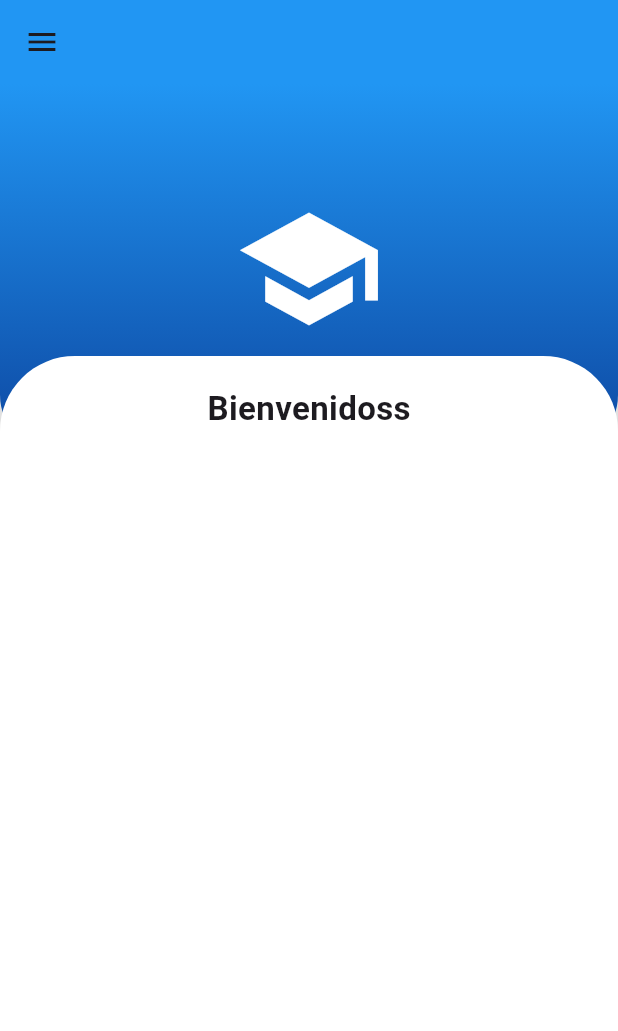
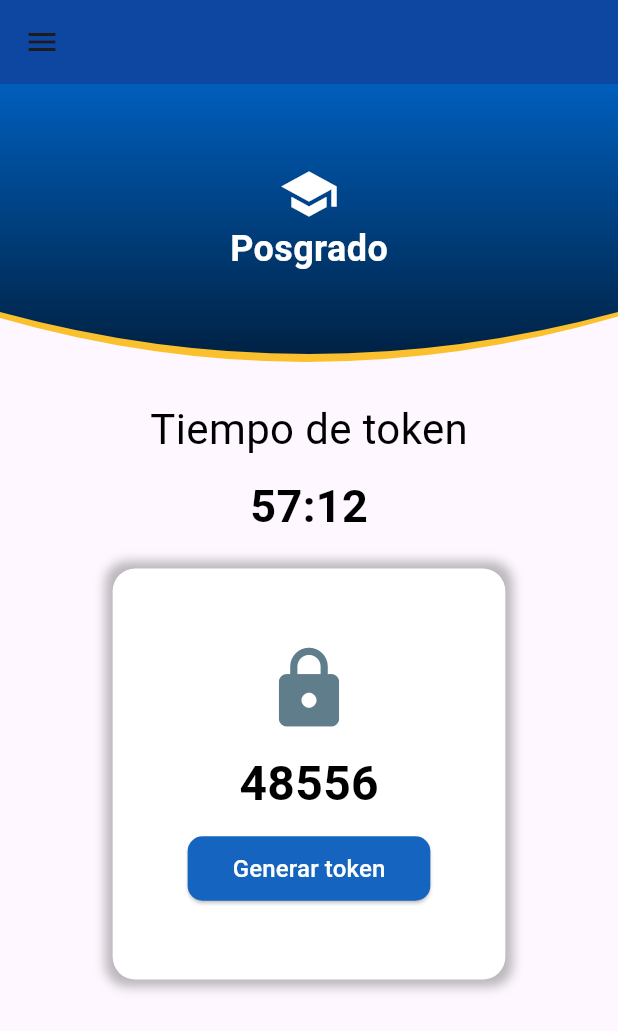
Before and after one commit to UnstopLim/postgradoN, a Flutter app: the Home screen opened directly, on a phone screen of 412 x 824 dp. Shown: the top 1031 px of the screen. Run offline on Flutter 3.47's test engine with Material 3 defaults, Android fonts, the phone set to English and light mode, and no system bars; our stand-ins replace animate_do, auto_route, google_fonts.

Commit message:
limber commit post

```diff
--- a/lib/Feacture/Home/Presentacion/Page/Home.dart
+++ b/lib/Feacture/Home/Presentacion/Page/Home.dart
@@ -1,129 +1,126 @@
+import 'dart:async';
+
 import 'package:auto_route/auto_route.dart';
 import 'package:flutter/material.dart';
-import 'package:postgrado/Core/Navigator/AppRouter.gr.dart';
+import 'package:postgrado/Feacture/Home/Presentacion/Page/drawer.dart';
 
-@RoutePage()
-class Home extends StatelessWidget {
+class Home extends StatefulWidget {
+  const Home({super.key});
+
+  @override
+  State<Home> createState() => _ViewState();
+}
+
+class _ViewState extends State<Home> {
+  int token = 48556;
+  Duration duration = const Duration(minutes: 57, seconds: 13);
+  Timer? timer;
+
+  @override
+  void initState() {
+    super.initState();
+    startTimer();
+  }
+
+  void startTimer() {
+    timer = Timer.periodic(const Duration(seconds: 1), (_) {
+      if (duration.inSeconds > 0) {
+        setState(() {
+          duration -= const Duration(seconds: 1);
+        });
+      }
+    });
+  }
+
+  @override
+  void dispose() {
+    timer?.cancel();
+    super.dispose();
+  }
+
   @override
   Widget build(BuildContext context) {
-    double screenHeight = MediaQuery.of(context).size.height;
+    String twoDigits(int n) => n.toString().padLeft(2, '0');
+    String timeString = "${twoDigits(duration.inMinutes)}:${twoDigits(duration.inSeconds.remainder(60))}";
 
     return Scaffold(
       appBar: AppBar(
-        backgroundColor: Colors.blue,
+        backgroundColor: Colors.blue.shade900,
       ),
-      backgroundColor: Colors.grey[300],
-      body: SingleChildScrollView(
-        child: SizedBox(
-          height: screenHeight,
-          child: Stack(
+      body: Stack(
         children: [
-              // Fondo azul con el logo
-              Container(
-                height: screenHeight * 0.3,
-                decoration: BoxDecoration(
+          Column(
+            children: [
+              Stack(
+                children: [
+                  ClipPath(
+                    clipper: YellowHeaderClipper(),
+                    child: Container(
+                      height: 190,
+                      width: double.infinity,
+                      color: Colors.yellow.shade700,
+                    ),
+                  ),
+                  ClipPath(
+                    clipper: HeaderClipper(),
+                    child: Container(
+                      height: 180,
+                      width: double.infinity,
+                      decoration: const BoxDecoration(
                         gradient: LinearGradient(
-                    colors: [Colors.blue, Colors.blue.shade900],
                           begin: Alignment.topCenter,
                           end: Alignment.bottomCenter,
-                  ),
-                  borderRadius: BorderRadius.only(
-                    bottomLeft: Radius.circular(40),
-                    bottomRight: Radius.circular(40),
+                          colors: [Color(0xFF005EBC), Color(0xFF002244)],
                         ),
                       ),
-                child: Center(
-                  child: Icon(
-                    Icons.school, // Aquí puedes poner tu logo
-                    size: 100,
-                    color: Colors.white,
-                  ),
-                ),
-              ),
-              // Formulario flotante
-              Positioned(
-                top: screenHeight * 0.22, // Ajuste para que sobresalga
-                left: 0,
-                right: 0,
-                bottom: 0,
-                child: Container(
-                  padding: EdgeInsets.all(20),
-                  decoration: BoxDecoration(
-                    color: Colors.white,
-                    borderRadius: BorderRadius.circular(50),
-                  ),
-                  child: Column(
-                    mainAxisSize: MainAxisSize.min, // Evita que se expanda innecesariamente
+                      child: const Column(
+                        mainAxisAlignment: MainAxisAlignment.center,
                         children: [
-                      Text(
-                        'Bienvenidoss',
-                        style: TextStyle(
-                          fontSize: 22,
-                          fontWeight: FontWeight.bold,
-                        ),
-                      ),
-                      SizedBox(height: 20),
-
+                          Icon(Icons.school, color: Colors.white, size: 40),
+                          Text("Posgrado", style: TextStyle(color: Colors.white, fontSize: 24, fontWeight: FontWeight.bold)),
                         ],
                       ),
                     ),
                   ),
                 ],
               ),
+              const SizedBox(height: 20),
+              Text("Tiempo de token", style: TextStyle(fontSize: 28, color: Colors.black )),
+              const SizedBox(height: 10),
+              Text(timeString, style: const TextStyle(fontSize: 30, fontWeight: FontWeight.bold, color: Colors.black)),
+              const SizedBox(height: 20),
+              Container(
+                padding: const EdgeInsets.all(50),
+                decoration: BoxDecoration(
+                  color: Colors.white,
+                  borderRadius: BorderRadius.circular(15),
+                  boxShadow: [
+                    BoxShadow(color: Colors.black26, blurRadius: 5, spreadRadius: 5),
+                  ],
+                ),
+                child: Column(
+                  children: [
+                    const Icon(Icons.lock, size: 60, color: Colors.blueGrey),
+                    const SizedBox(height: 10),
+                    Text("$token", style: const TextStyle(fontSize: 32, fontWeight: FontWeight.bold, color: Colors.black)),
+                    const SizedBox(height: 10),
+                    ElevatedButton(
+                      style: ElevatedButton.styleFrom(
+                        backgroundColor: Colors.blue.shade800,
+                        shape: RoundedRectangleBorder(borderRadius: BorderRadius.circular(10)),
+                        padding: const EdgeInsets.symmetric(horizontal: 30, vertical: 10),
+                      ),
+                      onPressed: () {},
+                      child: const Text("Generar token", style: TextStyle(color: Colors.white, fontSize: 16)),
+                    ),
+                  ],
                 ),
               ),
-
-      drawer: Drawer(
-        child: ListView(
-          children: [
-            const DrawerHeader(
-              decoration: BoxDecoration(color: Colors.blue),
-              child: Text(
-                "Usuario",
-                style: TextStyle(color: Colors.white, fontSize: 24),
-              ),
-            ),
-            ListTile(
-              leading: const Icon(Icons.android),
-              title: const Text("Perfil"),
-              onTap: () {
-                context.router.push(Login());
-                Navigator.pop(context);
-
-              },
-            ),
-            ListTile(
-              leading: const Icon(Icons.password),
-              title: const Text("Token"),
-              onTap: () {
-                context.router.push(Curs());
-                Navigator.pop(context);
-              },
-            ),
-            ListTile(
-              leading: const Icon(Icons.account_tree_rounded),
-              title: Text("Cursos"),
-              onTap: () {
-                context.router.push(Curs());
-                Navigator.pop(context);
-              },
-            ),
-            ListTile(
-              leading: const Icon(Icons.notifications_active),
-              title: Text("Notifications"),
-              onTap: () {
-                context.router.push(ForgotyouPass());
-                Navigator.pop(context);
-              },
-            )
             ],
           ),
-
+        ],
       ),
-
-
+      drawer: CustomDrawer(),
     );
-
   }
-
 }
--- /dev/null
+++ b/lib/Feacture/Home/Presentacion/Page/drawer.dart
@@ -0,0 +1,110 @@
+import 'package:flutter/material.dart';
+import 'package:google_fonts/google_fonts.dart';
+import 'package:animate_do/animate_do.dart';
+
+
+class CustomDrawer extends StatelessWidget {
+  @override
+  Widget build(BuildContext context) {
+    return Drawer(
+      child: Column(
+        children: [
+          Container(
+            padding: EdgeInsets.symmetric(vertical: 40, horizontal: 20),
+            decoration: BoxDecoration(
+              gradient: LinearGradient(
+                colors: [Color(0xFF005EBC), Color(0xFF002244)],
+                begin: Alignment.topLeft,
+                end: Alignment.bottomRight,
+              ),
+            ),
+            child: Row(
+              children: [
+                BounceInLeft(
+                  child: CircleAvatar(
+                    radius: 30,
+                    backgroundImage: NetworkImage('https://upload.wikimedia.org/wikipedia/commons/a/ac/Default_pfp.jpg'),
+                  ),
+                ),
+                SizedBox(width: 15),
+                FadeIn(
+                  child: Column(
+                    crossAxisAlignment: CrossAxisAlignment.start,
+                    children: [
+                      Text("Estudiante",
+                          style: GoogleFonts.poppins(color: Colors.white, fontSize: 18, fontWeight: FontWeight.bold)),
+                      SizedBox(height: 5),
+                      Text("Limber mamani",
+                          style: GoogleFonts.poppins(color: Colors.white70, fontSize: 14)),
+                    ],
+                  ),
+                ),
+              ],
+            ),
+          ),
+          Expanded(
+            child: ListView(
+              padding: EdgeInsets.zero,
+              children: [
+                SlideInLeft(child: DrawerItem(icon: Icons.dashboard, text: "Dashboard")),
+                SlideInLeft(child: DrawerItem(icon: Icons.person, text: "Perfil")),
+                SlideInLeft(child: DrawerItem(icon: Icons.settings, text: "Configuración")),
+                SlideInLeft(child: DrawerItem(icon: Icons.help_outline, text: "Ayuda")),
+                Divider(),
+                SlideInLeft(child: DrawerItem(icon: Icons.logout, text: "Cerrar sesión")),
+              ],
+            ),
+          ),
+        ],
+      ),
+    );
+  }
+}
+
+class DrawerItem extends StatelessWidget {
+  final IconData icon;
+  final String text;
+
+  DrawerItem({required this.icon, required this.text});
+
+  @override
+  Widget build(BuildContext context) {
+    return ListTile(
+      leading: ZoomIn(child: Icon(icon, color: Colors.blue.shade900, size: 28)),
+      title: Text(text,
+          style: GoogleFonts.poppins(fontSize: 16, fontWeight: FontWeight.w500)),
+      onTap: () {},
+    );
+  }
+}
+
+class HeaderClipper extends CustomClipper<Path> {
+  @override
+  Path getClip(Size size) {
+    Path path = Path();
+    path.lineTo(0, size.height - 28);
+    path.quadraticBezierTo(size.width / 2, size.height + 28, size.width, size.height - 28);
+    path.lineTo(size.width, 0);
+    path.close();
+    return path;
+  }
+
+  @override
+  bool shouldReclip(covariant CustomClipper<Path> oldClipper) => false;
+}
+
+
+class YellowHeaderClipper extends CustomClipper<Path> {
+  @override
+  Path getClip(Size size) {
+    Path path = Path();
+    path.lineTo(0, size.height - 34);
+    path.quadraticBezierTo(size.width / 2, size.height + 25, size.width, size.height - 35);
+    path.lineTo(size.width, 0);
+    path.close();
+    return path;
+  }
+
+  @override
+  bool shouldReclip(covariant CustomClipper<Path> oldClipper) => false;
+}
--- a/pubspec.yaml
+++ b/pubspec.yaml
@@ -45,6 +45,8 @@ dev_dependencies:
 
   build_runner: ^2.4.6
   auto_route_generator: ^7.3.2
+  animate_do: ^3.0.2
+  google_fonts: ^6.1.0
 
   # The "flutter_lints" package below contains a set of recommended lints to
   # encourage good coding practices. The lint set provided by the package is
@@ -65,8 +67,8 @@ flutter:
   uses-material-design: true
 
   # To add assets to your application, add an assets section, like this:
-  # assets:
-  #   - images/a_dot_burr.jpeg
+  assets:
+    - assets/logo1.png
   #   - images/a_dot_ham.jpeg
 
   # An image asset can refer to one or more resolution-specific "variants", see
```
Also changed, not shown: lib/Feacture/Home/Presentacion/Page/snap.dart (added, +50 -0 lines), lib/main.dart (+6 -2 lines), assets/logo1.png (added), pubspec.lock. Lines whose indentation alone changed are shown as unchanged.
